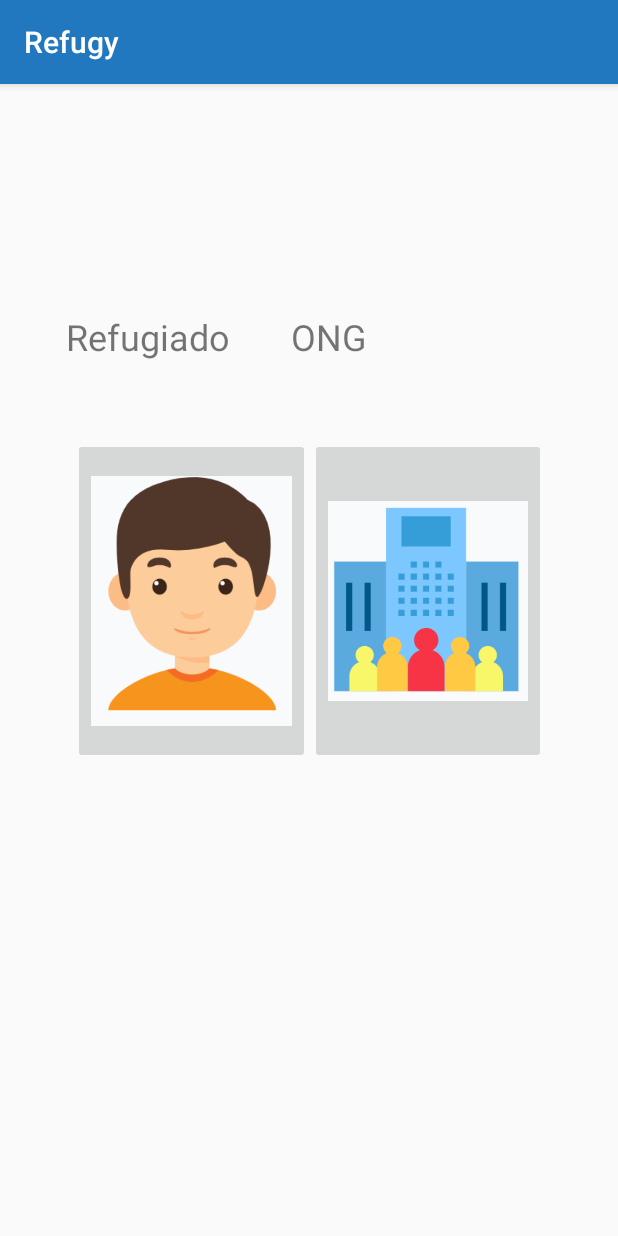
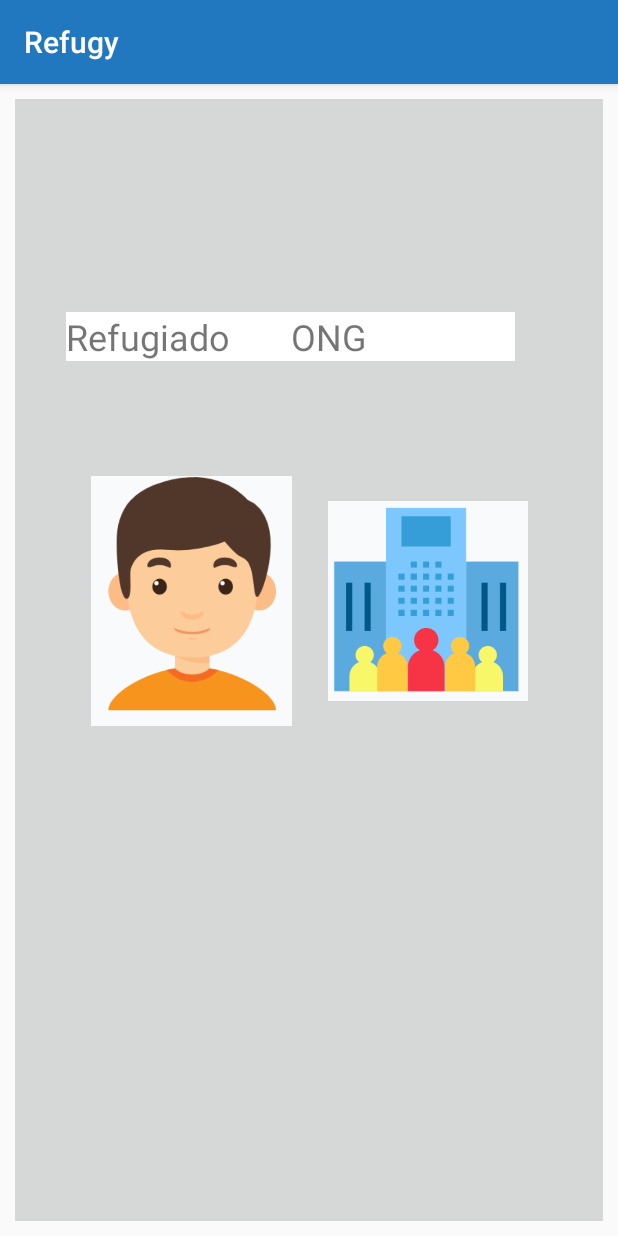
Before and after one commit to williammorenop/hackatrix---silver, an Android app: the screen it shows after launch (PrincipalActivity), on a phone screen of 412 x 824 dp. Run offline under Robolectric (Android 15) with nearby library versions, the phone set to English and light mode, and no system bars.

Commit message:
Update activity_principal.xml

```diff
--- a/app/src/main/res/layout/activity_principal.xml
+++ b/app/src/main/res/layout/activity_principal.xml
@@ -9,6 +9,7 @@
     android:layout_marginTop="10dp"
     android:layout_marginRight="10dp"
     android:layout_marginBottom="8dp"
+    android:background="?attr/colorButtonNormal"
     android:padding="10dp"
     tools:context=".PrincipalActivity">
 
@@ -29,6 +30,7 @@
             android:layout_width="wrap_content"
             android:layout_height="wrap_content"
             android:layout_weight="1"
+            android:background="@android:color/background_light"
             android:ems="10"
             android:inputType="textPersonName"
             android:text="Refugiado"
@@ -39,6 +41,7 @@
             android:layout_width="wrap_content"
             android:layout_height="wrap_content"
             android:layout_weight="1"
+            android:background="@android:color/background_light"
             android:ems="10"
             android:inputType="textPersonName"
             android:text="ONG"
```
